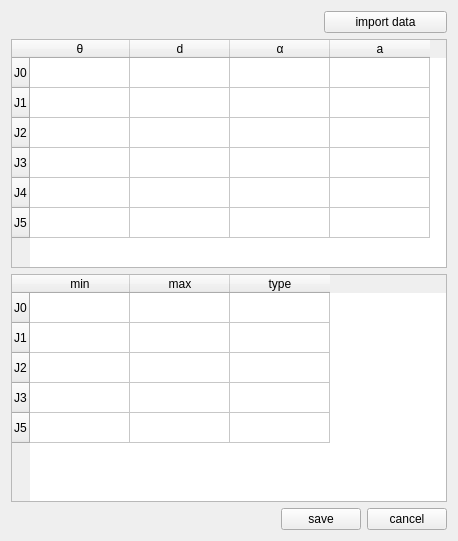
Old version of the form dialog/DHSettingWidget.ui in the repository Das-Lieber/Simulator.
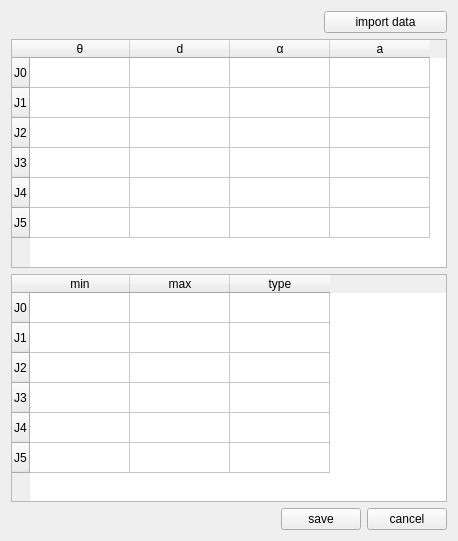
New version of the form.

The edit to the form file:
```diff
--- a/dialog/DHSettingWidget.ui
+++ b/dialog/DHSettingWidget.ui
@@ -137,6 +137,11 @@
        <string>J3</string>
       </property>
      </row>
+     <row>
+      <property name="text">
+       <string>J4</string>
+      </property>
+     </row>
      <row>
       <property name="text">
        <string>J5</string>
```
